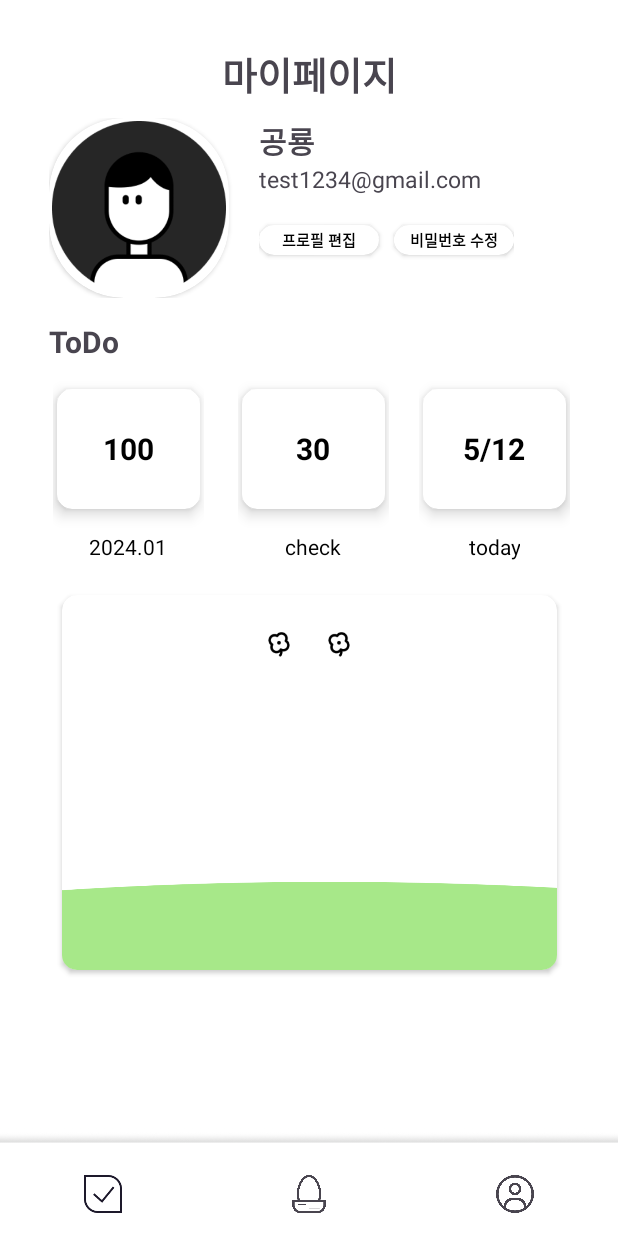
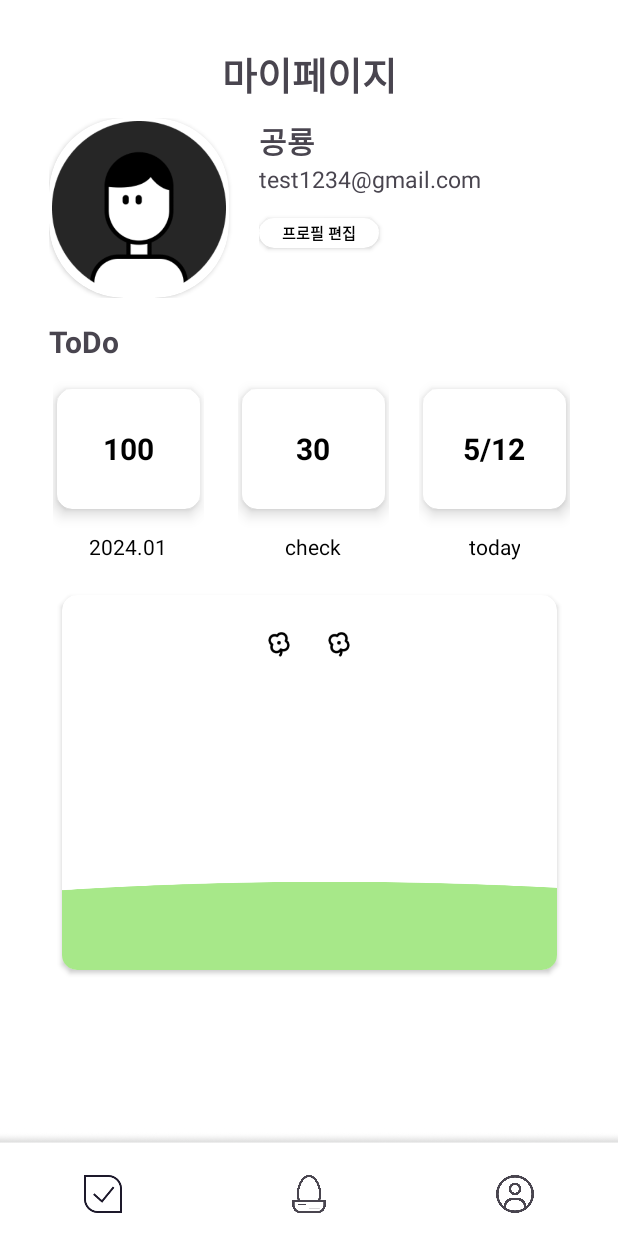
Before and after one commit to H2-AOAO/Android, an Android app: the MyPageActivity screen opened directly, with no data from a screen before it, on a phone screen of 412 x 824 dp. Run offline under Robolectric (Android 15) with nearby library versions, the phone set to English and light mode, and no system bars; 3 statements that could not run were skipped.

Commit message:
[FEAT] 프로필 편집 ui, 버튼 달기

```diff
--- a/app/src/main/AndroidManifest.xml
+++ b/app/src/main/AndroidManifest.xml
@@ -26,6 +26,7 @@
             android:exported="true">
             <intent-filter>
                 <action android:name="android.intent.action.MAIN" />
+
                 <category android:name="android.intent.category.LAUNCHER" />
             </intent-filter>
         </activity>
--- a/app/src/main/java/kr/sesac/aoao/android/user/ui/ProfileEdit.kt
+++ /dev/null
@@ -1,12 +0,0 @@
-package kr.sesac.aoao.android.user.ui
-
-import androidx.appcompat.app.AppCompatActivity
-import android.os.Bundle
-import kr.sesac.aoao.android.R
-
-class ProfileEdit : AppCompatActivity() {
-    override fun onCreate(savedInstanceState: Bundle?) {
-        super.onCreate(savedInstanceState)
-        setContentView(R.layout.activity_profile_edit)
-    }
-}
--- a/app/src/main/res/layout/activity_my_page.xml
+++ b/app/src/main/res/layout/activity_my_page.xml
@@ -10,7 +10,6 @@
     <!--    마이페이지 구현-->
     <!--    @since 2024.01.24 ~-->
     <!--    @author 이상민-->
-
 
     <LinearLayout
         android:id="@+id/top_layout"
@@ -114,35 +113,6 @@
                             android:layout_height="match_parent"
                             android:gravity="center"
                             android:text="프로필 편집"
-                            android:textColor="@color/black"
-                            android:textSize="10sp"
-                            android:textStyle="bold" />
-                    </androidx.cardview.widget.CardView>
-
-                    <!-- 비밀번호 수정-->
-                    <androidx.cardview.widget.CardView
-                        android:id="@+id/pw_edit_cardview"
-                        android:layout_width="80dp"
-                        android:layout_height="20dp"
-                        android:layout_gravity="center"
-                        android:layout_marginTop="20dp"
-                        android:layout_marginBottom="20dp"
-                        android:backgroundTint="@color/white"
-                        app:cardCornerRadius="10dp"
-                        app:cardElevation="2dp">
-
-                        <Button
-                            android:id="@+id/pwEditButton"
-                            android:layout_width="80dp"
-                            android:layout_height="20dp"
-                            android:backgroundTint="@color/white" />
-
-                        <TextView
-                            android:id="@+id/pwEditTextView"
-                            android:layout_width="match_parent"
-                            android:layout_height="match_parent"
-                            android:gravity="center"
-                            android:text="비밀번호 수정"
                             android:textColor="@color/black"
                             android:textSize="10sp"
                             android:textStyle="bold" />
```
